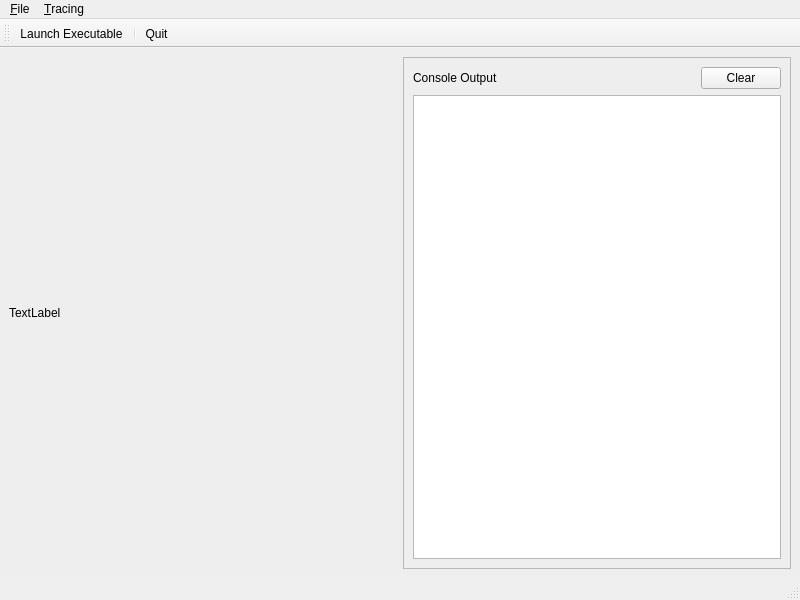
Old version of the form gui/mainwindow.ui in the repository willfindlay/snoopy.
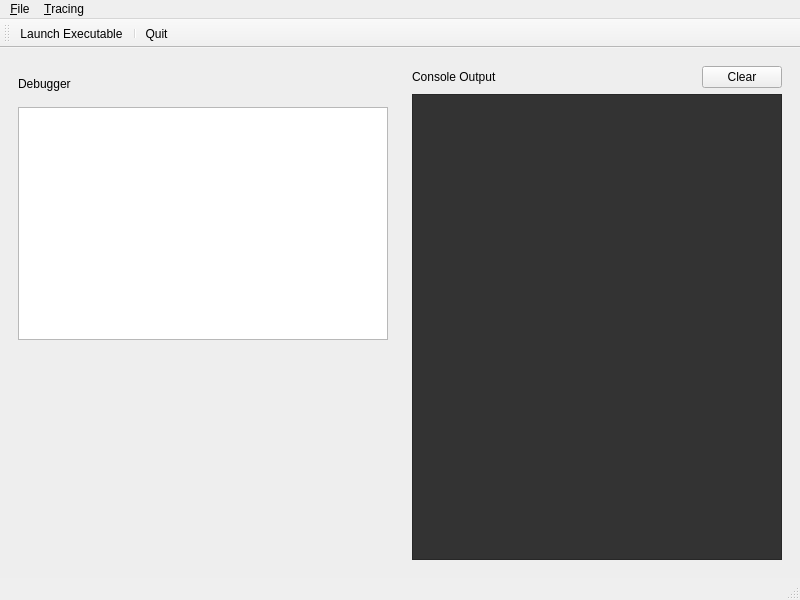
New version of the form. Icons and pictures are not drawn.

Commit message: need to add a thread for console output

Diff of the .ui file:
```diff
--- a/gui/mainwindow.ui
+++ b/gui/mainwindow.ui
@@ -30,7 +30,7 @@
 }</string>
    </property>
    <layout class="QGridLayout" name="gridLayout">
-    <item row="0" column="1">
+    <item row="1" column="1">
      <widget class="QFrame" name="frame">
       <property name="sizePolicy">
        <sizepolicy hsizetype="Preferred" vsizetype="Preferred">
@@ -39,7 +39,7 @@
        </sizepolicy>
       </property>
       <property name="frameShape">
-       <enum>QFrame::StyledPanel</enum>
+       <enum>QFrame::NoFrame</enum>
       </property>
       <property name="frameShadow">
        <enum>QFrame::Raised</enum>
@@ -80,22 +80,96 @@
         </layout>
        </item>
        <item row="2" column="0">
-        <widget class="QPlainTextEdit" name="console_output"/>
+        <widget class="QPlainTextEdit" name="console_output">
+         <property name="font">
+          <font>
+           <family>Monospace</family>
+          </font>
+         </property>
+         <property name="styleSheet">
+          <string notr="true">#console_output
+{
+	background-color: #333333;
+}</string>
+         </property>
+         <property name="readOnly">
+          <bool>true</bool>
+         </property>
+        </widget>
        </item>
       </layout>
      </widget>
     </item>
-    <item row="0" column="0">
-     <widget class="QLabel" name="label_2">
+    <item row="1" column="0">
+     <widget class="QWidget" name="widget" native="true">
       <property name="sizePolicy">
        <sizepolicy hsizetype="Preferred" vsizetype="Preferred">
         <horstretch>1</horstretch>
         <verstretch>0</verstretch>
        </sizepolicy>
       </property>
-      <property name="text">
-       <string>TextLabel</string>
-      </property>
+      <layout class="QGridLayout" name="gridLayout_4">
+       <property name="leftMargin">
+        <number>0</number>
+       </property>
+       <property name="topMargin">
+        <number>0</number>
+       </property>
+       <property name="rightMargin">
+        <number>0</number>
+       </property>
+       <property name="bottomMargin">
+        <number>0</number>
+       </property>
+       <item row="0" column="0">
+        <layout class="QVBoxLayout" name="verticalLayout">
+         <item>
+          <widget class="QFrame" name="frame_2">
+           <property name="frameShape">
+            <enum>QFrame::NoFrame</enum>
+           </property>
+           <property name="frameShadow">
+            <enum>QFrame::Raised</enum>
+           </property>
+           <layout class="QGridLayout" name="gridLayout_3">
+            <item row="1" column="0">
+             <widget class="QListView" name="listView"/>
+            </item>
+            <item row="0" column="0">
+             <widget class="QLabel" name="label_2">
+              <property name="minimumSize">
+               <size>
+                <width>0</width>
+                <height>35</height>
+               </size>
+              </property>
+              <property name="text">
+               <string>Debugger</string>
+              </property>
+             </widget>
+            </item>
+           </layout>
+          </widget>
+         </item>
+        </layout>
+       </item>
+       <item row="1" column="0">
+        <spacer name="verticalSpacer">
+         <property name="orientation">
+          <enum>Qt::Vertical</enum>
+         </property>
+         <property name="sizeType">
+          <enum>QSizePolicy::Minimum</enum>
+         </property>
+         <property name="sizeHint" stdset="0">
+          <size>
+           <width>20</width>
+           <height>220</height>
+          </size>
+         </property>
+        </spacer>
+       </item>
+      </layout>
      </widget>
     </item>
    </layout>
```
The commit also changes 10 other files.
